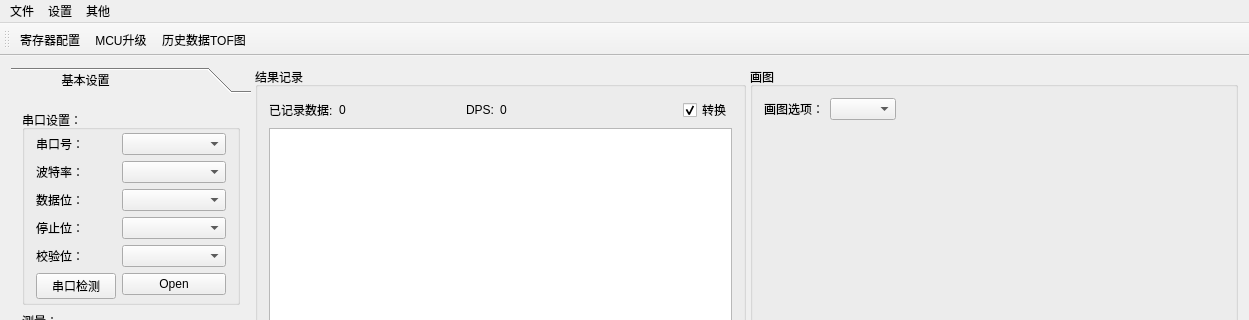
This is mainwindow.ui in heathen557/vi4300 as Qt 5 draws it before an edit; both pictures show x 0 to 1249 and y 0 to 320 of the 1249 by 760 pixel window. The edited form follows.
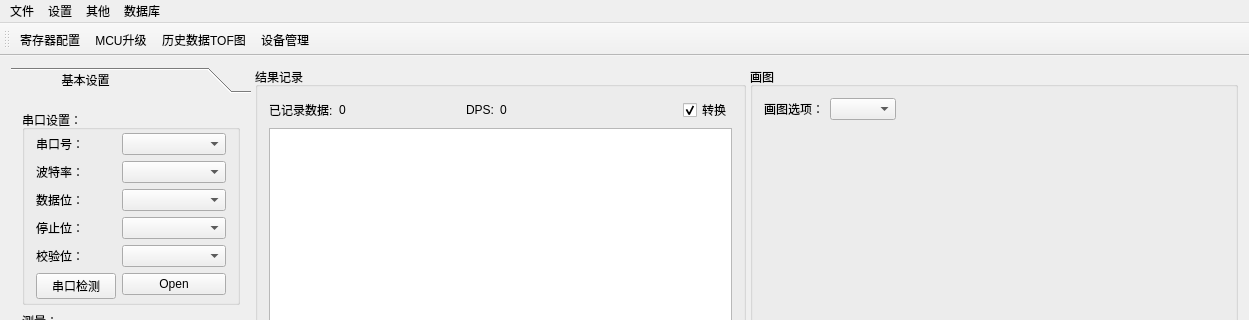
This is the edited form. Icons and pictures are not drawn. Custom widgets are drawn as their Qt base class.

Commit message: 1、dps统计是根据数据的长度 来自动分析得到的

Patch:
```diff
--- a/mainwindow.ui
+++ b/mainwindow.ui
@@ -1194,9 +1194,16 @@
     <addaction name="actionMCU"/>
     <addaction name="showTOF_action_TOF"/>
    </widget>
+   <widget class="QMenu" name="menu_5">
+    <property name="title">
+     <string>数据库</string>
+    </property>
+    <addaction name="manageMent_action"/>
+   </widget>
    <addaction name="menu"/>
    <addaction name="menu_2"/>
    <addaction name="menu_3"/>
+   <addaction name="menu_5"/>
   </widget>
   <widget class="QToolBar" name="mainToolBar">
    <property name="contextMenuPolicy">
@@ -1220,6 +1227,7 @@
    <addaction name="Register_action"/>
    <addaction name="actionMCU"/>
    <addaction name="showTOF_action_TOF"/>
+   <addaction name="manageMent_action"/>
   </widget>
   <widget class="QStatusBar" name="statusBar"/>
   <action name="actionMCU">
@@ -1259,6 +1267,15 @@
     <string>历史数据TOF图</string>
    </property>
   </action>
+  <action name="manageMent_action">
+   <property name="icon">
+    <iconset resource="img.qrc">
+     <normaloff>:/new/image/images/dbContainerSymbol.png</normaloff>:/new/image/images/dbContainerSymbol.png</iconset>
+   </property>
+   <property name="text">
+    <string>设备管理</string>
+   </property>
+  </action>
  </widget>
  <layoutdefault spacing="6" margin="11"/>
  <customwidgets>
```
Left out of the diff: 2 changed lines with no effect on the pictures. The commit also changes 21 other files.
